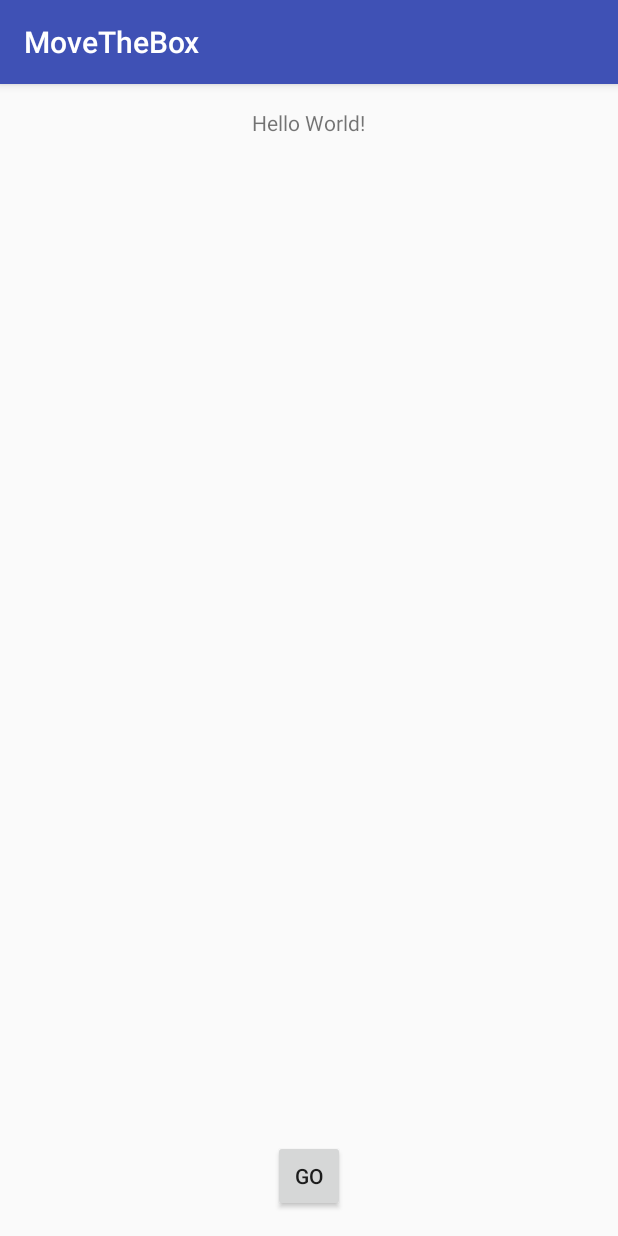
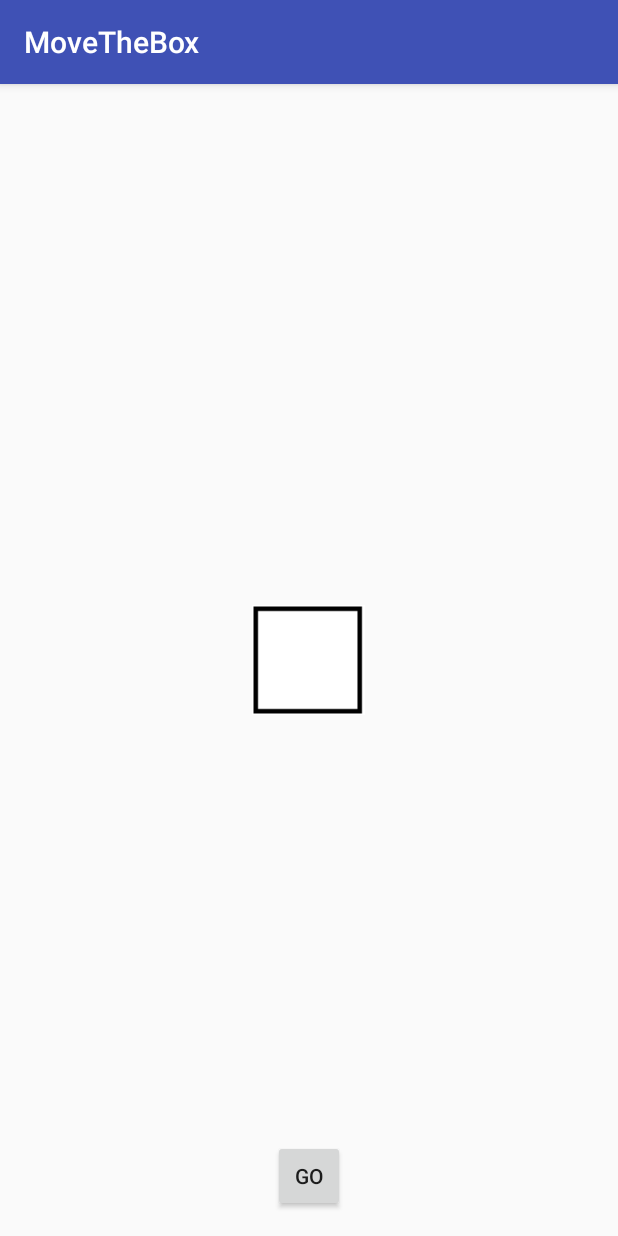
Before and after one commit to GreenerBlue/Delta-App2, an Android app: the screen it shows after launch (MainActivity), on a phone screen of 412 x 824 dp. Run offline under Robolectric (Android 15) with nearby library versions, the phone set to English and light mode, and no system bars.

Commit message:
Added drawable

```diff
--- a/app/src/main/java/com/testing/atul/movethebox/MainActivity.java
+++ b/app/src/main/java/com/testing/atul/movethebox/MainActivity.java
@@ -6,17 +6,20 @@ import android.support.v7.app.AppCompatActivity;
 import android.os.Bundle;
 import android.view.View;
 import android.widget.Toast;
+import android.widget.ImageView;
 
 import java.util.List;
 
 public class MainActivity extends AppCompatActivity {
 
     private static final int SPEECH_REQUEST_CODE = 0;
+    ImageView box;
 
     @Override
     protected void onCreate(Bundle savedInstanceState) {
         super.onCreate(savedInstanceState);
         setContentView(R.layout.activity_main);
+        box = (ImageView)findViewById(R.id.box1);
     }
 
     public void listen(View v)
--- a/app/src/main/res/layout/activity_main.xml
+++ b/app/src/main/res/layout/activity_main.xml
@@ -9,14 +9,6 @@
     android:paddingTop="@dimen/activity_vertical_margin"
     tools:context="com.testing.atul.movethebox.MainActivity">
 
-    <TextView
-        android:layout_width="wrap_content"
-        android:layout_height="wrap_content"
-        android:text="Hello World!"
-        android:id="@+id/textView"
-        android:layout_alignParentTop="true"
-        android:layout_centerHorizontal="true" />
-
     <Button
         style="?android:attr/buttonStyleSmall"
         android:layout_width="wrap_content"
@@ -27,4 +19,11 @@
         android:layout_alignParentBottom="true"
         android:layout_centerHorizontal="true" />
 
+    <ImageView
+        android:layout_width="wrap_content"
+        android:layout_height="wrap_content"
+        android:id="@+id/box1"
+        android:layout_centerInParent="true"
+        android:src="@drawable/Square" />
+
 </RelativeLayout>
```
Also changed, not shown: app/src/main/res/drawable/Square.png (added).
